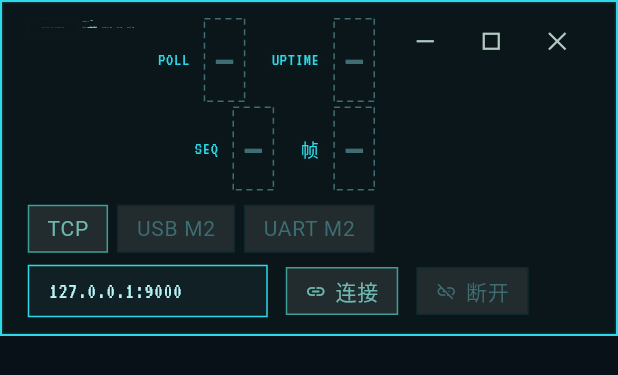
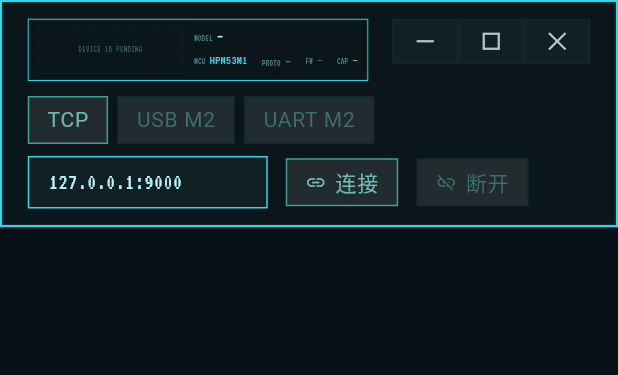
Before and after one commit to Kaiser041224/HPM53M1_G6618Motor, a Flutter app: the TopBar widget shown alone on an empty page, opened directly with empty values, on a phone screen of 412 x 824 dp. Shown: the top 375 px of the screen. Run offline on Flutter 3.47's test engine with Material 3 defaults, Android fonts, the phone set to English and light mode, and no system bars; missing offline and left inert: dart:ffi, flutter_rust_bridge, window_manager; Roboto replaces fonts that are missing (Fusion Pixel 12); statements that could not run were skipped.

Commit message:
feat(gui-app): 设备参数区边框强调/大字配色 + 遥测并入底栏 + 窗口三键描边填充

```diff
--- a/Gui/app/lib/ui/top_bar.dart
+++ b/Gui/app/lib/ui/top_bar.dart
@@ -7,17 +7,8 @@ import '../widgets/device_ascii.dart';
 import '../widgets/gui_button.dart';
 import '../widgets/gui_text_field.dart';
 import '../widgets/hairline_frame.dart';
-import '../widgets/stable_digits.dart';
-import '../widgets/stale_gate.dart';
 import '../widgets/window_caption.dart';
-import 'label_style.dart';
 import 'toast_overlay.dart';
-
-/// Formats a session duration as `HH:MM:SS` (hours may exceed two digits).
-String formatUptime(Duration d) {
-  String two(int v) => v.toString().padLeft(2, '0');
-  return '${two(d.inHours)}:${two(d.inMinutes % 60)}:${two(d.inSeconds % 60)}';
-}
 
 /// Persistent top bar for the single-page layout (design-system §4.2/§4.3).
 ///
@@ -28,10 +19,11 @@ String formatUptime(Duration d) {
 ///   disconnect actions ([GuiButton] vocabulary);
 /// - **middle** — the device identity read from the `PROTO_INFO` handshake:
 ///   the block art plus a two-column key:value grid (model / MCU / PROTO / FW /
-///   CAPABILITIES). The handshake and link-quality detail lives on the bottom
-///   bar, so the bar never grows a second section row;
-/// - **right** — the poll / uptime / SEQ / frames telemetry, then the window
-///   caption cluster.
+///   CAPABILITIES), wrapped together in a bright [HairlineFrame] that delimits
+///   the parameter area. The handshake, link-quality detail and all telemetry
+///   live on the bottom bar, so the bar never grows a second section row;
+/// - **right** — the window caption cluster (minimize / maximize-restore /
+///   close).
 ///
 /// The middle identity area doubles as the custom title bar: dragging it moves
 /// the window and double-clicking it toggles maximize (native chrome is hidden
@@ -207,7 +199,6 @@ class _TopBarState extends State<TopBar> with WindowListener {
       builder: (context, constraints) {
         final connection = _connectionBlock(context);
         final identity = _dragRegion(_deviceInfo(context));
-        final telemetry = _telemetry(context);
         final caption = WindowCaptionBar(
           maximized: _maximized,
           onMinimize: _minimize,
@@ -223,14 +214,12 @@ class _TopBarState extends State<TopBar> with WindowListener {
               const SizedBox(width: 20),
               Expanded(child: identity),
               const SizedBox(width: 16),
-              telemetry,
-              const SizedBox(width: 12),
               caption,
             ],
           );
         }
-        // Narrow: identity / telemetry / caption first, the connection block
-        // wraps onto its own line so nothing is ever clipped.
+        // Narrow: identity / caption first, the connection block wraps onto its
+        // own line so nothing is ever clipped.
         return Column(
           mainAxisSize: MainAxisSize.min,
           crossAxisAlignment: CrossAxisAlignment.stretch,
@@ -240,8 +229,6 @@ class _TopBarState extends State<TopBar> with WindowListener {
               children: <Widget>[
                 Expanded(child: identity),
                 const SizedBox(width: 16),
-                telemetry,
-                const SizedBox(width: 12),
                 caption,
               ],
             ),
@@ -338,6 +325,9 @@ class _TopBarState extends State<TopBar> with WindowListener {
       key: const Key('top_bar_device_info'),
       fit: BoxFit.scaleDown,
       alignment: Alignment.centerLeft,
+      child: HairlineFrame(
+        key: const Key('top_bar_device_frame'),
+        padding: const EdgeInsets.symmetric(horizontal: 12, vertical: 8),
         child: Row(
           mainAxisSize: MainAxisSize.min,
           crossAxisAlignment: CrossAxisAlignment.start,
@@ -347,18 +337,23 @@ class _TopBarState extends State<TopBar> with WindowListener {
             _infoGrid(context, connected),
           ],
         ),
+      ),
     );
   }
 
-  /// Two-column key:value grid under the art. Labels stay [GuiPalette.fgDim],
-  /// values [GuiPalette.fgStrong]. `FW` is honestly `—`: the protocol does not
-  /// carry a firmware version.
+  /// Two-column key:value grid under the art. Labels stay [GuiPalette.fgDim];
+  /// values are enlarged (≥18px) and coloured by semantic role — MCU cyan,
+  /// PROTO violet, FW orange (`—` recedes to [GuiPalette.fgMute]),
+  /// CAPABILITIES green. `FW` is honestly `—`: the protocol does not carry a
+  /// firmware version.
   Widget _infoGrid(BuildContext context, bool connected) {
     final s = widget.state;
+    final palette = GuiPalette.of(context);
     final proto = connected ? 'v${s.protoMajor}.${s.protoMinor}' : '—';
     final caps = connected
         ? '0x${s.capabilities.toRadixString(16).padLeft(2, '0')}'
         : '—';
+    const fw = '—';
     return Column(
       mainAxisSize: MainAxisSize.min,
       crossAxisAlignment: CrossAxisAlignment.start,
@@ -374,24 +369,29 @@ class _TopBarState extends State<TopBar> with WindowListener {
               'MCU',
               'HPM53M1',
               valueKey: const Key('top_bar_mcu_value'),
+              color: palette.accent,
             ),
             _infoEntry(
               context,
               'PROTO',
               proto,
               valueKey: const Key('top_bar_proto_value'),
+              color: palette.valuePurple,
+              fontSize: 20,
             ),
             _infoEntry(
               context,
               'FW',
-              '—',
+              fw,
               valueKey: const Key('top_bar_fw_value'),
+              color: fw == '—' ? palette.fgMute : palette.valueOrange,
             ),
             _infoEntry(
               context,
               'CAP',
               caps,
               valueKey: const Key('top_bar_cap_value'),
+              color: palette.valueGreen,
             ),
           ],
         ),
@@ -415,7 +415,10 @@ class _TopBarState extends State<TopBar> with WindowListener {
         Text(
           value,
           key: const Key('top_bar_model_value'),
-          style: scale.sectionTitle.copyWith(color: palette.fgStrong),
+          style: scale.data.copyWith(
+            fontSize: 20,
+            color: palette.fgStrong,
+          ),
         ),
       ],
     );
@@ -426,6 +429,8 @@ class _TopBarState extends State<TopBar> with WindowListener {
     String label,
     String value, {
     required Key valueKey,
+    required Color color,
+    double fontSize = 18,
   }) {
     final palette = GuiPalette.of(context);
     final scale = GuiTypeScale.of(context);
@@ -439,84 +444,7 @@ class _TopBarState extends State<TopBar> with WindowListener {
         Text(
           value,
           key: valueKey,
-          style: scale.label.copyWith(color: palette.fgStrong),
-        ),
-      ],
-    );
-  }
-
-  // ── right: telemetry ─────────────────────────────────────────────────────
-
-  Widget _telemetry(BuildContext context) {
-    final s = widget.state;
-    final connected = s.connected;
-    // Compact 2x2 readout grid: four rows would make the resident bar needlessly
-    // tall next to the block art.
-    return Column(
-      key: const Key('top_bar_telemetry'),
-      mainAxisSize: MainAxisSize.min,
-      crossAxisAlignment: CrossAxisAlignment.end,
-      children: <Widget>[
-        Row(
-          mainAxisSize: MainAxisSize.min,
-          children: <Widget>[
-            _telemetryRow(
-              context,
-              'POLL',
-              connected ? '500 ms' : null,
-              const Key('top_bar_poll_value'),
-            ),
-            const SizedBox(width: 18),
-            _telemetryRow(
-              context,
-              'UPTIME',
-              connected && s.sessionUptime != null
-                  ? formatUptime(s.sessionUptime!)
-                  : null,
-              const Key('top_bar_uptime_value'),
-            ),
-          ],
-        ),
-        const SizedBox(height: 4),
-        Row(
-          mainAxisSize: MainAxisSize.min,
-          children: <Widget>[
-            _telemetryRow(context, 'SEQ', null, const Key('top_bar_seq_value')),
-            const SizedBox(width: 18),
-            _telemetryRow(
-              context,
-              '帧',
-              connected ? '${s.attempts}' : null,
-              const Key('top_bar_frames_value'),
-            ),
-          ],
-        ),
-      ],
-    );
-  }
-
-  Widget _telemetryRow(
-    BuildContext context,
-    String label,
-    String? value,
-    Key key,
-  ) {
-    final scale = GuiTypeScale.of(context);
-    final palette = GuiPalette.of(context);
-    return Row(
-      mainAxisSize: MainAxisSize.min,
-      children: <Widget>[
-        Text(label, style: guiLabelStyle(palette, scale)),
-        const SizedBox(width: 10),
-        StaleGate(
-          key: key,
-          freshness: value == null ? Freshness.unknown : Freshness.live,
-          // Telemetry is a monitor value: sample it at 5 Hz. Telemetry is quiet
-          // second-tier text (v3).
-          live: StableDigits(
-            text: value ?? '',
-            style: scale.data.copyWith(fontSize: 13, color: palette.fgDim),
-          ),
+          style: scale.data.copyWith(fontSize: fontSize, color: color),
         ),
       ],
     );
--- a/Gui/app/lib/widgets/window_caption.dart
+++ b/Gui/app/lib/widgets/window_caption.dart
@@ -23,12 +23,16 @@ enum WindowCaptionButtonKind {
 class WindowCaptionStyle {
   const WindowCaptionStyle({
     required this.background,
+    required this.border,
     required this.color,
     required this.glowShadows,
   });
 
-  /// Button fill; transparent at rest.
+  /// Button fill; a raised surface at rest, brightened on hover.
   final Color background;
+
+  /// 1px outline; dim at rest, brightened same-hue on hover.
+  final Color border;
 
   /// Glyph stroke color.
   final Color color;
@@ -182,10 +186,14 @@ class WindowCaptionButton extends StatefulWidget {
   /// Tap callback, injected so the button can be tested without a window.
   final VoidCallback? onPressed;
 
-  /// Resolves the fill, glyph color and glow layers for [kind] and [hovered].
+  /// Resolves the fill, border, glyph color and glow layers for [kind] and
+  /// [hovered].
   ///
   /// Centralized (and public) so tests assert the hover styling directly
-  /// instead of relying on pointer hit-testing.
+  /// instead of relying on pointer hit-testing. At rest every button carries a
+  /// [GuiPalette.bgRaise] fill and a dim [GuiPalette.lineDim] outline, matching
+  /// the TNO button vocabulary; hover brightens the border same-hue (cyan for
+  /// the window keys, [GuiPalette.stFault] for close) and deepens the fill.
   static WindowCaptionStyle styleFor(
     GuiPalette palette,
     WindowCaptionButtonKind kind, {
@@ -194,7 +202,10 @@ class WindowCaptionButton extends StatefulWidget {
     final isClose = kind == WindowCaptionButtonKind.close;
     final background = hovered
         ? (isClose ? palette.stFault : palette.bgHover)
-        : Colors.transparent;
+        : palette.bgRaise;
+    final border = hovered
+        ? (isClose ? palette.stFault : palette.accent)
+        : palette.lineDim;
     final color = (hovered && isClose) ? palette.fgStrong : palette.fg;
     final List<Shadow> glowShadows;
     if (!hovered) {
@@ -207,6 +218,7 @@ class WindowCaptionButton extends StatefulWidget {
     }
     return WindowCaptionStyle(
       background: background,
+      border: border,
       color: color,
       glowShadows: glowShadows,
     );
@@ -239,8 +251,15 @@ class _WindowCaptionButtonState extends State<WindowCaptionButton> {
           child: SizedBox(
             width: 44,
             height: 30,
-            child: ColoredBox(
-              color: style.background,
+            child: Container(
+              key: Key('window_caption_surface_${widget.kind.name}'),
+              decoration: BoxDecoration(
+                color: style.background,
+                border: Border.all(
+                  color: style.border,
+                  width: palette.lineWidth,
+                ),
+              ),
               child: CustomPaint(
                 painter: WindowCaptionGlyphPainter(
                   kind: widget.kind,
```
Also changed, not shown: Gui/app/lib/ui/bottom_bar.dart (+87 -15 lines), 3 other files. Lines whose indentation alone changed are shown as unchanged.
